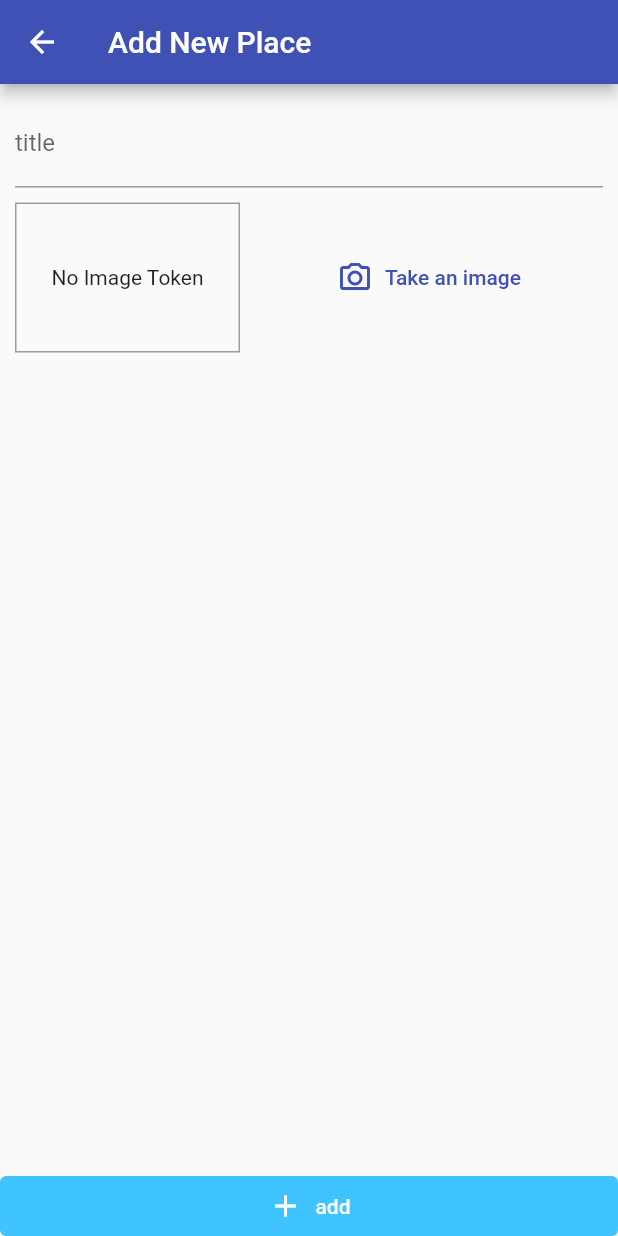
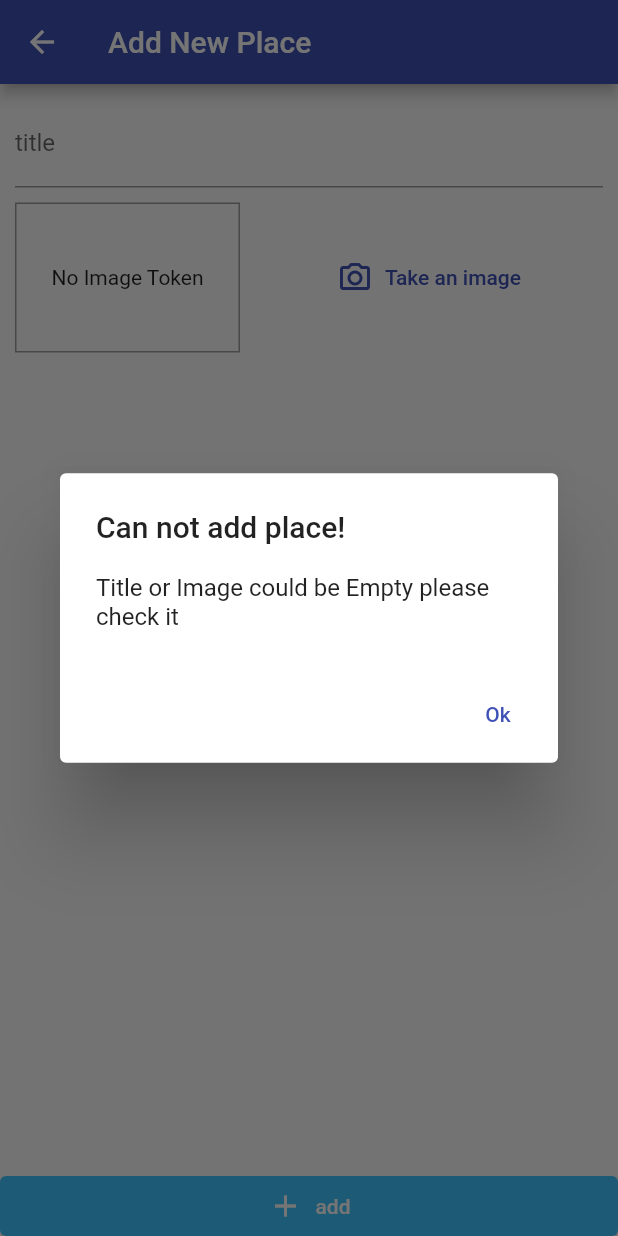
Before and after one commit to MohamedAbdElsatar/Great-Places, a Flutter app: the AddPlace screen opened by its route, after a tap on "add", on a phone screen of 412 x 824 dp. Run offline on Flutter 3.47's test engine with Material 2 defaults, Android fonts, the phone set to English and light mode, and no system bars; our stand-ins replace image_picker, sqflite; accounts and stored records are empty.

Commit message:
store and retrive data from database

```diff
--- /dev/null
+++ b/lib/helper/db_helper.dart
@@ -0,0 +1,35 @@
+import 'package:path/path.dart' as path;
+import 'package:sqflite/sqflite.dart' as sql;
+
+class DBHelper {
+  static Future<sql.Database> database() async {
+    final dbPath = await sql.getDatabasesPath();
+    return sql.openDatabase(path.join(dbPath, 'places.db'), version: 1,
+        onCreate: (db, vertion) {
+      return db.execute(
+          'CREATE TABLE user_place (id TEXT PRIMARY KEY, title TEXT, image TEXT)');
+    });
+  }
+
+  static Future<void> insert(String table, Map<String, Object> data) async {
+    final dbSql = await DBHelper.database();
+    dbSql.insert(
+      table,
+      data,
+      conflictAlgorithm: sql.ConflictAlgorithm.replace,
+    );
+  }
+
+  static Future<List<Map<String, dynamic>>> getData(String table) async {
+    final dbSql = await DBHelper.database();
+
+    return  dbSql.query(table);
+  }
+
+  static Future<void> deleteData(String table,String id)async{
+
+    final dbSql = await DBHelper.database();
+
+   await dbSql.delete(table,where:'id = ?',whereArgs: [id]);
+  }
+}
--- a/lib/models/great_places.dart
+++ b/lib/models/great_places.dart
@@ -10,13 +10,13 @@ class PlaceLocation {
       required this.address});
 }
 
-class GreatPlaces {
+class PlaceModel {
   final String id;
   final String title;
   final File image;
-  final PlaceLocation location;
+  final PlaceLocation? location;
 
-  GreatPlaces({
+  PlaceModel({
     required this.id,
     required this.title,
     required this.image,
--- a/lib/providers/places.dart
+++ b/lib/providers/places.dart
@@ -1,15 +1,51 @@
+import 'dart:io';
+
 import 'package:flutter/material.dart';
+import 'package:great_places/helper/db_helper.dart';
 import '../models/great_places.dart';
 
-class Places with ChangeNotifier{
+class Places with ChangeNotifier {
+  List<PlaceModel> _places = [];
 
-   List <GreatPlaces> _places =[];
+  List<PlaceModel> get places {
+    // return a copy of places (privacy change only from class )
+    return [..._places];
+  }
 
-   List<GreatPlaces>  get places{
-     // return a copy of places (privacy change only from class )
-     return [..._places];
-   }
+  void addPlace(String pickedTitle, File pickedImage) {
+    final newPlace = PlaceModel(
+        id: DateTime.now().toString(),
+        title: pickedTitle,
+        image: pickedImage,
+        location: null);
 
+    _places.add(newPlace);
+    notifyListeners();
 
+    DBHelper.insert("user_place", {
+      'id': newPlace.id,
+      'title': newPlace.title,
+      'image': newPlace.image.path
+    });
+  }
 
+  Future<void> fetchAndSetData() async {
+    final data = await DBHelper.getData('user_place');
+
+    _places = data
+        .map((item) => PlaceModel(
+            id: item['id'],
+            title: item['title'],
+            image: File(item['image']),
+            location: null))
+        .toList();
+
+        notifyListeners();
+  }
+
+ Future <void> deletePlace(String id) async{
+
+    await DBHelper.deleteData('user_place', id);
+    notifyListeners();
+  }
 }
--- a/lib/screens/add_place.dart
+++ b/lib/screens/add_place.dart
@@ -1,12 +1,51 @@
+import 'dart:io';
+
 import 'package:flutter/material.dart';
+import 'package:great_places/providers/places.dart';
 import 'package:great_places/widgets/image_input.dart';
+import 'package:provider/provider.dart';
 
-class AddPlace extends StatelessWidget {
+class AddPlace extends StatefulWidget {
   static const routeName = '/add-place';
-  //late TextEditingController _titleController;
+
+  @override
+  _AddPlaceState createState() => _AddPlaceState();
+}
+
+class _AddPlaceState extends State<AddPlace> {
+  final TextEditingController? _titleController = TextEditingController();
+
+  File? _pickedImage;
+
+  void _selectImage(File pickedImage) {
+    _pickedImage = pickedImage;
+  }
+
+  void _savePlace() {
+    if (_titleController!.text.isEmpty || _pickedImage == null) {
+      showDialog(
+          context: context,
+          builder: (ctx) => AlertDialog(
+            title: Text('Can not add place!'),
+               content:Text('Title or Image could be Empty please check it') ,
+                actions: [
+                  TextButton(
+                      onPressed: () {
+                        Navigator.of(context).pop();
+                      },
+                      child: Text('Ok'))
+                ],
+              ));
+      return;
+    }
+
+    Provider.of<Places>(context, listen: false)
+        .addPlace(_titleController!.text, _pickedImage!);
+    Navigator.of(context).pop();
+  }
+
   @override
   Widget build(BuildContext context) {
-
     return Scaffold(
       appBar: AppBar(
         title: Text('Add New Place'),
@@ -21,18 +60,18 @@ class AddPlace extends StatelessWidget {
                 child: Column(
                   children: [
                     TextField(
-                     // controller: _titleController,
+                      controller: _titleController,
                       decoration: InputDecoration(labelText: 'title'),
                     ),
                     SizedBox(height: 10),
-                    ImageInput(),
+                    ImageInput(_selectImage),
                   ],
                 ),
               ),
             ),
           ),
           TextButton.icon(
-            onPressed: () {},
+            onPressed: _savePlace,
             icon: Icon(Icons.add),
             label: Text('add'),
             style: TextButton.styleFrom(
--- a/lib/screens/places_list.dart
+++ b/lib/screens/places_list.dart
@@ -1,5 +1,7 @@
 import 'package:flutter/material.dart';
+import 'package:great_places/providers/places.dart';
 import 'package:great_places/screens/add_place.dart';
+import 'package:provider/provider.dart';
 
 class PlacesListScreen extends StatelessWidget {
   @override
@@ -16,6 +18,45 @@ class PlacesListScreen extends StatelessWidget {
           )
         ],
       ),
+      body: FutureBuilder(
+        future: Provider.of<Places>(context).fetchAndSetData(),
+        builder: (ctx, snShotData) => snShotData.connectionState ==
+                ConnectionState.waiting
+            ? Center(
+                child: CircularProgressIndicator(),
+              )
+            : Consumer<Places>(
+                child: Center(
+                  child: const Text('Got no places yet, start adding some!'),
+                ),
+                builder: (ctx, placeData, ch) => placeData.places.length <= 0
+                    ? ch!
+                    : ListView.builder(
+                        itemCount: placeData.places.length,
+                        itemBuilder: (ctx, i) => ListTile(
+                          leading: CircleAvatar(
+                            backgroundImage: FileImage(
+                              placeData.places[i].image,
+                            ),
+                          ),
+                          title: Text(placeData.places[i].title),
+                          onTap: () {
+                            // Go to detail page ...
+                          },
+                          trailing: IconButton(
+                            icon: Icon(
+                              Icons.delete_forever,
+                              size: 25,
+                            ),
+                            color: Theme.of(context).errorColor,
+                            onPressed: () {
+                              //delete Place ...
+                            },
+                          ),
+                        ),
+                      ),
+              ),
+      ),
     );
   }
 }
--- a/pubspec.yaml
+++ b/pubspec.yaml
@@ -28,7 +28,7 @@ dependencies:
   image_picker: ^0.8.1+1
   path_provider: ^2.0.2
   path: ^1.8.0
-
+  sqflite: ^2.0.0+3
   # The following adds the Cupertino Icons font to your application.
   # Use with the CupertinoIcons class for iOS style icons.
   cupertino_icons: ^1.0.2
```
Also changed, not shown: lib/widgets/image_input.dart (+8 -4 lines), pubspec.lock.
